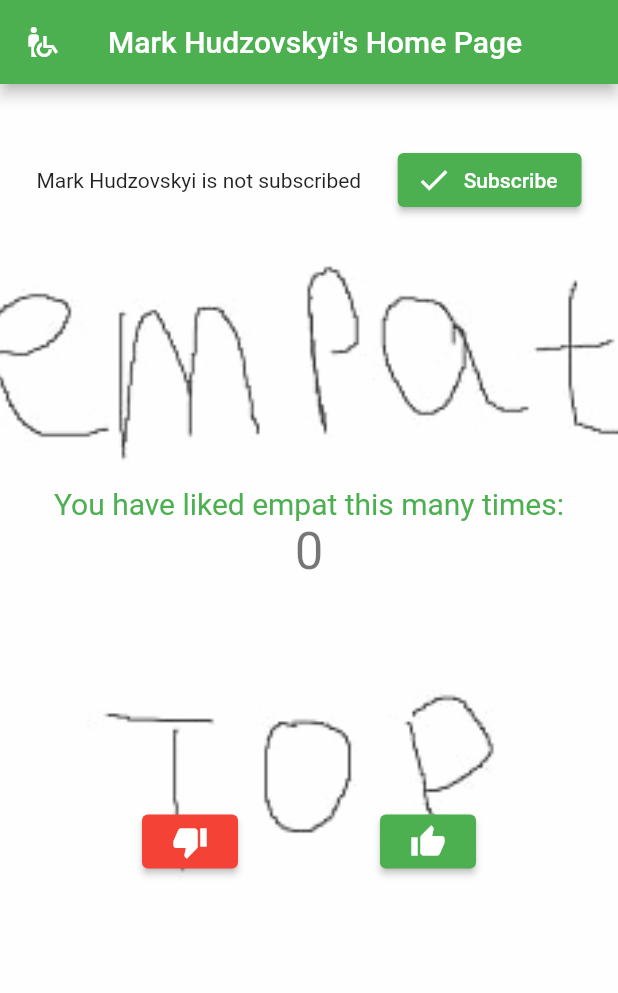
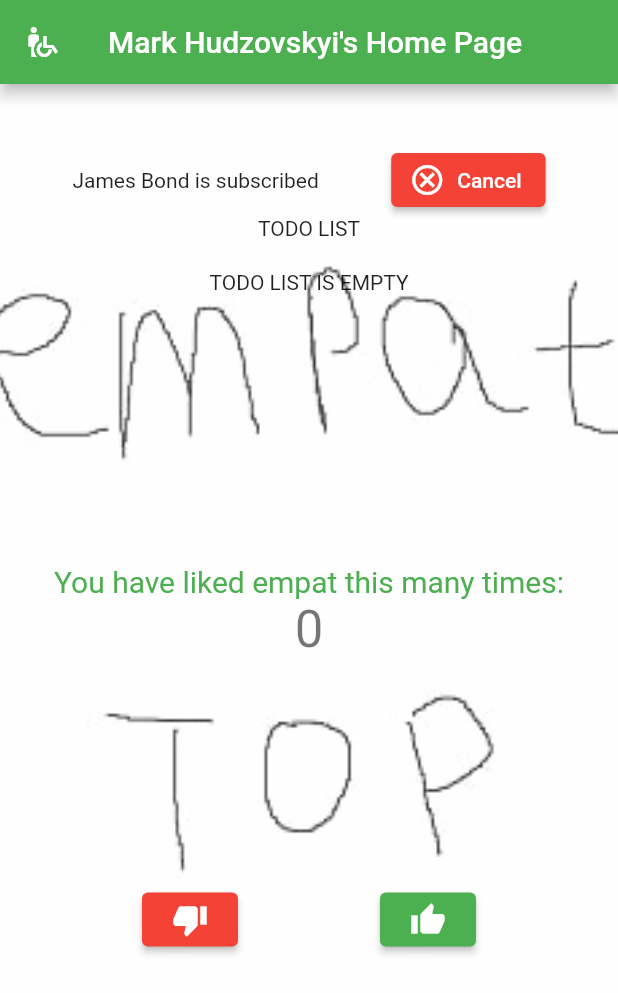
Before and after one commit to Chivas1717/Flutter-dart-practice-2, a Flutter app: the screen it shows after launch, on a phone screen of 412 x 824 dp. Shown: the top 993 px of the screen. Run offline on Flutter 3.47's test engine with Material 2 defaults, Android fonts, the phone set to English and light mode, and no system bars.

```diff
--- a/lib/greeting.dart
+++ b/lib/greeting.dart
@@ -8,15 +8,30 @@ class ShowingStatus extends StatefulWidget {
 }
 
 class _ShowingStatusState extends State<ShowingStatus> {
-  final Student student = Student('Mark', 'Hudzovskyi', DateTime(2004, 17, 10));
+  // final Student student =
+  //     Student('Markjiggbgibjhn', 'Hudzovskyi', DateTime(2004, 17, 10));
+  var student = Person.student('James', 'Bond') as Student;
+  // student.makeToDoListDaily(true);
+
+  void createToDo() {
+    if (student.todo == null) {
+      student.makeToDoListDaily(true);
+      student.todo!.addTodo('homework', 'English');
+      student.todo!.addTodo('exercise', 'push ups');
+      student.todo!.addTodo('homework', 'Math');
+    }
+  }
+
   void _changeStatus() {
     if (student.status == true) {
       setState(() {
         student.status = false;
+        student.deleteToDoList();
       });
     } else {
       setState(() {
         student.status = true;
+        createToDo();
       });
     }
   }
@@ -24,7 +39,9 @@ class _ShowingStatusState extends State<ShowingStatus> {
   @override
   Widget build(BuildContext context) {
     return Container(
-        child: Row(
+        child: Column(
+      children: [
+        Row(
           mainAxisAlignment: MainAxisAlignment.spaceEvenly,
           children: [
             Text(
@@ -37,23 +54,125 @@ class _ShowingStatusState extends State<ShowingStatus> {
               label: Text(student.status ? 'Cancel' : 'Subscribe'),
             ),
           ],
+        ),
+        const Text('TODO LIST'),
+        const SizedBox(
+          height: 20,
+        ),
+        Row(
+          mainAxisAlignment: MainAxisAlignment.spaceEvenly,
+          children: [
+            Text(student.todo?.day ?? "TODO LIST IS EMPTY"),
+            if (student.todo != null) const Text('data')
+          ],
+        ),
+        if (student.todo != null) student.todo!.showToDoList()
+      ],
     ));
   }
 }
 
-class Student {
+class Person {
   final String firstName, secondName;
-  final DateTime birthDate;
-  late bool _status;
 
-  Student(this.firstName, this.secondName, this.birthDate,
-      [this._status = false]);
+  Person(this.firstName, this.secondName);
+
+  factory Person.student(String fn, String sn) {
+    return Student(
+      firstName: fn,
+      secondName: sn,
+    );
+  }
 
   String get fullName => '$firstName $secondName';
+
+  // dynamic get todo => {};
+  // void makeToDoListDaily(bool temp) {}
+}
+
+class Student extends Person {
+  late bool _status = true;
+  ToDoList? todoList;
+
+  Student({required String firstName, required String secondName})
+      : super(firstName, secondName);
+
   bool get status => _status;
-  // String get status => _status;
+  // @override
+  ToDoList? get todo => todoList;
 
   set status(bool s) {
     _status = s;
   }
+
+  // @override
+  void makeToDoListDaily(bool isDaily) {
+    if (isDaily) {
+      todoList = ToDoList('Monday', {});
+    } else {
+      todoList = ToDoList.noDay({});
     }
+  }
+
+  void deleteToDoList() {
+    todoList = null;
+  }
+}
+
+class ToDoList {
+  String? day;
+  Map items;
+  Function tasksTotalCount;
+  ToDoList([this.day = '', this.items = const {}])
+      : tasksTotalCount = createCounter();
+  ToDoList.noDay([this.items = const {}]) : tasksTotalCount = createCounter();
+
+  get todos => items;
+  get totalCount => tasksTotalCount(0);
+
+  void addTodo(title, todo) {
+    items[title] = items.containsKey(title) ? [...items[title], todo] : [todo];
+    tasksTotalCount(todo.split(', ').length);
+  }
+
+  Container showToDoList() {
+    var keys = todos.keys.toList();
+    return Container(
+      height: 150,
+      child: ListView.builder(
+        itemCount: keys.length,
+        itemBuilder: (context, index) {
+          return Column(
+            children: [
+              Text(keys[index]),
+              Text(todos[keys[index]].join('\n')),
+            ],
+          );
+        },
+      ),
+    );
+
+    // return Column(
+    //   children: [
+    //     Text('${day ?? 'This'} list has $totalCount tasks to do'),
+    //     todos.map((k, list) => Column(
+    //           children: [
+    //             Text('Category: $k'),
+    //             Text('Tasks: ${list.join(', ')} \n')
+    //           ],
+    //         )),
+    //   ],
+    // );
+  }
+}
+
+//замикання
+Function createCounter() {
+  num count = 0;
+  num returnFunc(num i) {
+    count += i;
+    return count;
+  }
+
+  return returnFunc;
+}
--- /dev/null
+++ b/lib/temp.dart
@@ -0,0 +1,155 @@
+class Person {
+  final String firstName, secondName;
+
+  Person(this.firstName, this.secondName);
+
+  factory Person.student(String fn, String sn) {
+    return Student(firstName: fn, secondName: sn, );
+  }
+
+  String get fullName => '$firstName $secondName';
+
+  dynamic get todo => {};
+  void makeToDoListDaily(bool temp) {}
+}
+
+class Student extends Person {
+  late bool _status = true;
+  ToDoList? todoList;
+
+  Student({required String firstName, required String secondName}): super(firstName, secondName);
+
+  bool get status => _status;
+  @override
+  ToDoList? get todo => todoList;
+
+  set status(bool s) {
+    _status = s;
+  }
+  @override
+  void makeToDoListDaily(bool isDaily) {
+    if(isDaily) {
+      todoList = ToDoList('Monday', {});
+    } else {
+      todoList = ToDoList.noDay({});
+    }
+  }
+}
+
+class ToDoList {
+  String? day;
+  Map items;
+  Function tasksTotalCount;
+  ToDoList([this.day = '', this.items = const {}]): tasksTotalCount = createCounter();
+  ToDoList.noDay([this.items = const {}]): tasksTotalCount = createCounter();
+
+  get todos => items;
+  get totalCount => tasksTotalCount(0);
+
+  void addTodo(title, todo) {
+    items[title] = items.containsKey(title) ? [...(items[title]), todo] : [todo];
+    tasksTotalCount(todo.split(', ').length);
+  }
+
+  void showToDoList() {
+    if (items.isEmpty) {
+      print('ToDo list is empty');
+      return;
+    }
+
+    print('${day ?? 'This'} list has $totalCount tasks to do:\n');
+    todos.forEach((k, list) => {
+      print('Category: $k'),
+      print('Tasks: ${list.join(', ')} \n'),
+    });
+  }
+}
+
+// class ToDoList2 {
+//   Map items;
+
+//   ToDoList2([this.items = const {}]);
+
+//   factory ToDoList2.makelist({required bool isDaily, String day = '', itemssss = const {}}) {
+//     if (isDaily) {
+//       return DailyToDoList(day, itemssss);
+//     } else {
+//       return RegularToDoList(itemssss);
+//     }
+//   }
+
+//   get todos => items;
+
+//   void addTodo(title, todo) {
+//     items[title] = items.containsKey(title) ? [...(items[title]), todo] : [todo];
+//   }
+
+//   void showToDoList() {
+//   }
+
+// }
+
+// class DailyToDoList extends ToDoList2 {
+//   late String day = '';
+
+//   DailyToDoList(String day, [items = const {}]);
+//   @override
+//   void showToDoList() {
+//     print('$day list has  tasks to do:\n');
+//     if (items.isEmpty) {
+//       print('ToDo list is empty');
+//     }
+//     todos.forEach((k, list) => {
+//       print('Category: $k'),
+//       print('Tasks: ${list.join(', ')} \n'),
+//     });
+//   }
+// }
+
+// class RegularToDoList extends ToDoList2 {
+//   RegularToDoList([items = const {}]);
+//   @override
+//   void showToDoList() {
+//     print(' list has  tasks to do:\n');
+//     if (items.isEmpty) {
+//       print('ToDo list is empty');
+//     }
+//     todos.forEach((k, list) => {
+//       print('Category: $k'),
+//       print('Tasks: ${list.join(', ')} \n'),
+//     });
+//   }
+// }
+//замикання
+Function createCounter() {
+  num count = 0;
+  num returnFunc(num i) {
+    count += i;
+    return count;
+  }
+  return returnFunc;
+}
+
+void main() {
+
+//   final mondayTodos = ToDoList('Monday', {});
+//   final noDayTest = ToDoList.noDay({});
+//   mondayTodos.addTodo('homework', 'English');
+//   mondayTodos.addTodo('exercise', 'Push ups, Pull ups');
+//   mondayTodos.addTodo('homework', 'Math');
+
+//   noDayTest.addTodo('walk', 'go to park with friends');
+//   print(mondayTodos.todos);
+//   mondayTodos.showToDoList();
+
+  final student1 = Person.student('James', 'Bond');
+  final student2 = Person.student('Jason', 'Born');
+  student1.makeToDoListDaily(true);
+  student2.makeToDoListDaily(false);
+
+  student1.todo.addTodo('homework', 'English');
+  student2.todo.addTodo('homework2', 'English2');
+  student1.todo.showToDoList();
+  student2.todo.showToDoList();
+  print(student1.fullName);
+}
```
Lines whose indentation alone changed are shown as unchanged.
